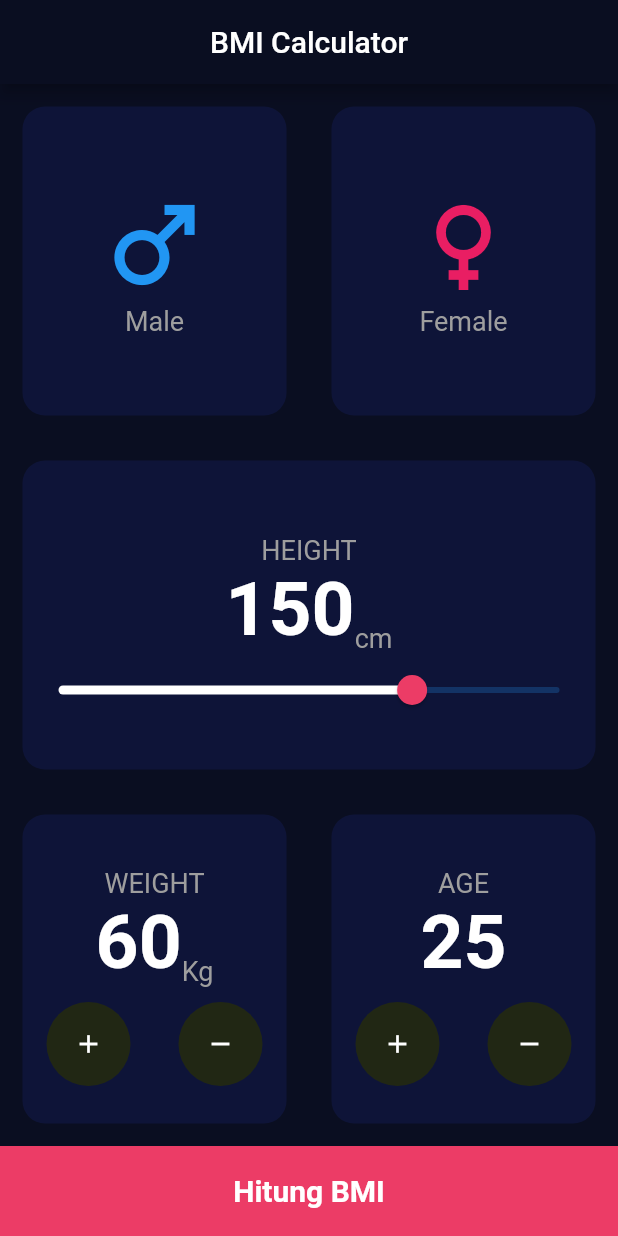
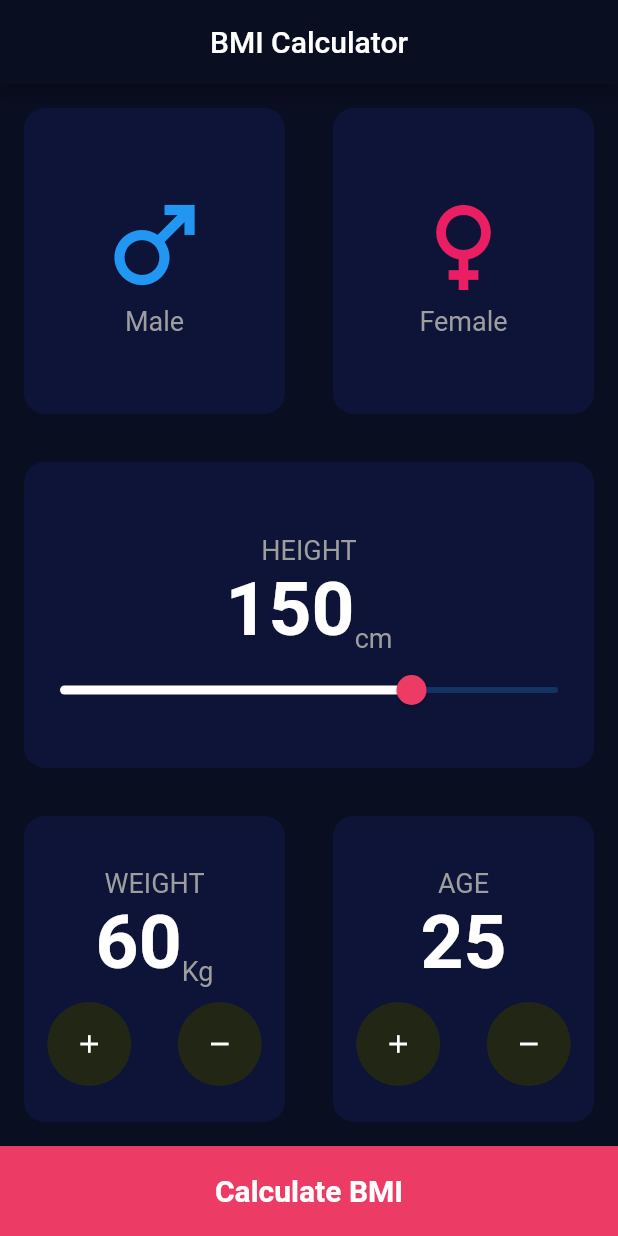
Before and after one commit to jokojr97/flutter-bmi, a Flutter app: the screen it shows after launch, on a phone screen of 412 x 824 dp. Run offline on Flutter 3.47's test engine with Material 2 defaults, Android fonts, the phone set to English and light mode, and no system bars.

Commit message:
fix problem

```diff
--- a/lib/constant/constant.dart
+++ b/lib/constant/constant.dart
@@ -1,10 +1,10 @@
 import 'package:flutter/material.dart';
 
-Color PrimaryColor = const Color(0xff0a0e21);
-Color SecondaryColor = const Color(0xff0e1438);
-Color ButtonColor = const Color(0xffec3c66);
-TextStyle LabelTextStyle = const TextStyle(fontSize: 18, color: Colors.grey);
-TextStyle ValueTextStyle = const TextStyle(
+const Color primaryColor = Color(0xff0a0e21);
+Color secondaryColor = const Color(0xff0e1438);
+Color buttonColor = const Color(0xffec3c66);
+TextStyle labelTextStyle = const TextStyle(fontSize: 18, color: Colors.grey);
+TextStyle valueTextStyle = const TextStyle(
     fontSize: 50, fontWeight: FontWeight.bold, color: Colors.white);
 
 const String underWeightSevere = "Under Weight (Severe Thinness)";
@@ -12,6 +12,6 @@ const String underWeightModerate = "Under Weight (Moderate Thinness)";
 const String underWeightMild = "Under Weight (Mild Thinness)";
 const String normal = "Normal";
 const String overWeight = "Over Weight";
-const String ObeseI = "Obese (Class I)";
-const String ObeseII = "Obese (Class II)";
-const String ObeseIII = "Obese (Class III)";
+const String obeseI = "Obese (Class I)";
+const String obeseII = "Obese (Class II)";
+const String obeseIII = "Obese (Class III)";
--- a/lib/main.dart
+++ b/lib/main.dart
@@ -15,13 +15,13 @@ class MyApp extends StatelessWidget {
     return MaterialApp(
         // title: 'Flutter Demo',
         theme: ThemeData(
-          primaryColor: PrimaryColor,
-          scaffoldBackgroundColor: PrimaryColor,
-          appBarTheme: AppBarTheme(
-            backgroundColor: PrimaryColor,
+          primaryColor: primaryColor,
+          scaffoldBackgroundColor: primaryColor,
+          appBarTheme: const AppBarTheme(
+            backgroundColor: primaryColor,
           ),
           primarySwatch: Colors.blue,
         ),
-        home: BmiDataScreen());
+        home: const BmiDataScreen());
   }
 }
--- a/lib/view/bmi_data_screen.dart
+++ b/lib/view/bmi_data_screen.dart
@@ -15,6 +15,7 @@ class _BmiDataScreenState extends State<BmiDataScreen> {
   int height = 150;
   int weight = 60;
   int age = 25;
+  String? gender;
 
   double calculateBMI() {
     double hasilBmi;
@@ -34,27 +35,40 @@ class _BmiDataScreenState extends State<BmiDataScreen> {
       body: Column(children: [
         Expanded(
             child: Row(
-          children: const [
+          children: [
             Expanded(
+                child: GestureDetector(
+              onTap: () {
+                gender = "male";
+                setState(() {});
+              },
               child: BmiCard(
-              child: GenderIconText(
+                borderColor: (gender == "male") ? Colors.white : primaryColor,
+                child: const GenderIconText(
                   title: "Male",
                   icon: Icons.male,
                   color: Colors.blue,
                 ),
+              ),
             )),
             Expanded(
+                child: GestureDetector(
+              onTap: () {
+                gender = "female";
+                setState(() {});
+              },
               child: BmiCard(
-              child: GenderIconText(
+                borderColor: (gender == "female") ? Colors.white : primaryColor,
+                child: const GenderIconText(
                   title: "Female",
                   icon: Icons.female,
                   color: Colors.pink,
+                ),
               ),
             ))
           ],
         )),
         Expanded(
-            child: Container(
             child: BmiCard(
                 child: Column(
           mainAxisAlignment: MainAxisAlignment.center,
@@ -65,7 +79,7 @@ class _BmiDataScreenState extends State<BmiDataScreen> {
             ),
             Text(
               "HEIGHT",
-                style: LabelTextStyle,
+              style: labelTextStyle,
             ),
             Row(
               mainAxisAlignment: MainAxisAlignment.center,
@@ -74,11 +88,11 @@ class _BmiDataScreenState extends State<BmiDataScreen> {
                 Text(
                   "$height",
                   // ignore: prefer_const_constructors
-                    style: ValueTextStyle,
+                  style: valueTextStyle,
                 ),
                 Text(
                   "cm",
-                    style: LabelTextStyle,
+                  style: labelTextStyle,
                 )
               ],
             ),
@@ -86,15 +100,14 @@ class _BmiDataScreenState extends State<BmiDataScreen> {
                 value: height.toDouble(),
                 min: 30,
                 max: 200,
-                  thumbColor: ButtonColor,
+                thumbColor: buttonColor,
                 activeColor: Colors.white,
                 onChanged: (value) {
                   height = value.toInt();
                   setState(() {});
                 })
           ],
-          )),
-        )),
+        ))),
         Expanded(
             child: Row(
           children: [
@@ -126,11 +139,11 @@ class _BmiDataScreenState extends State<BmiDataScreen> {
             }));
           },
           child: Container(
-            color: ButtonColor,
+            color: buttonColor,
             height: 60,
             child: const Center(
                 child: Text(
-              "Hitung BMI",
+              "Calculate BMI",
               style: TextStyle(
                   fontSize: 20,
                   color: Colors.white,
@@ -143,6 +156,7 @@ class _BmiDataScreenState extends State<BmiDataScreen> {
   }
 }
 
+// ignore: must_be_immutable
 class CardColumn extends StatefulWidget {
   CardColumn({
     Key? key,
@@ -170,7 +184,7 @@ class _CardColumnState extends State<CardColumn> {
         ),
         Text(
           widget.title,
-          style: LabelTextStyle,
+          style: labelTextStyle,
         ),
         Row(
           mainAxisAlignment: MainAxisAlignment.center,
@@ -178,11 +192,11 @@ class _CardColumnState extends State<CardColumn> {
           children: [
             Text(
               "${widget.value}",
-              style: ValueTextStyle,
+              style: valueTextStyle,
             ),
             Text(
               widget.unit,
-              style: LabelTextStyle,
+              style: labelTextStyle,
             )
           ],
         ),
@@ -192,7 +206,7 @@ class _CardColumnState extends State<CardColumn> {
             children: [
               Expanded(
                 child: Container(
-                  margin: EdgeInsets.only(top: 10),
+                  margin: const EdgeInsets.only(top: 10),
                   child: RawMaterialButton(
                     onPressed: () {
                       widget.value++;
@@ -200,20 +214,21 @@ class _CardColumnState extends State<CardColumn> {
                     },
                     elevation: 0,
                     // ignore: prefer_const_constructors
-                    child: Icon(
+                    shape: CircleBorder(),
+                    fillColor: const Color(0xff212714),
+                    constraints:
+                        const BoxConstraints.tightFor(width: 56, height: 56),
+                    child: const Icon(
                       Icons.add,
                       size: 20,
                       color: Colors.white,
                     ),
-                    shape: CircleBorder(),
-                    fillColor: Color(0xff212714),
-                    constraints: BoxConstraints.tightFor(width: 56, height: 56),
                   ),
                 ),
               ),
               Expanded(
                 child: Container(
-                  margin: EdgeInsets.only(top: 10),
+                  margin: const EdgeInsets.only(top: 10),
                   child: RawMaterialButton(
                     onPressed: () {
                       widget.value--;
@@ -221,14 +236,15 @@ class _CardColumnState extends State<CardColumn> {
                     },
                     elevation: 0,
                     // ignore: prefer_const_constructors
-                    child: Icon(
+                    shape: CircleBorder(),
+                    fillColor: const Color(0xff212714),
+                    constraints:
+                        const BoxConstraints.tightFor(width: 56, height: 56),
+                    child: const Icon(
                       Icons.remove,
                       size: 20,
                       color: Colors.white,
                     ),
-                    shape: CircleBorder(),
-                    fillColor: Color(0xff212714),
-                    constraints: BoxConstraints.tightFor(width: 56, height: 56),
                   ),
                 ),
               ),
@@ -244,16 +260,20 @@ class BmiCard extends StatelessWidget {
   const BmiCard({
     Key? key,
     this.child,
+    this.borderColor = primaryColor,
   }) : super(key: key);
 
   final Widget? child;
+  final Color? borderColor;
 
   @override
   Widget build(BuildContext context) {
     return Container(
         margin: const EdgeInsets.all(15),
         decoration: BoxDecoration(
-            color: SecondaryColor, borderRadius: BorderRadius.circular(15)),
+            border: Border.all(color: borderColor!),
+            color: secondaryColor,
+            borderRadius: BorderRadius.circular(15)),
         child: child);
   }
 }
@@ -282,7 +302,7 @@ class GenderIconText extends StatelessWidget {
         ),
         Text(
           title,
-          style: LabelTextStyle,
+          style: labelTextStyle,
         ),
       ],
     );
```
Also changed, not shown: lib/view/bmi_result_screen.dart (+21 -35 lines). Lines whose indentation alone changed are shown as unchanged.
